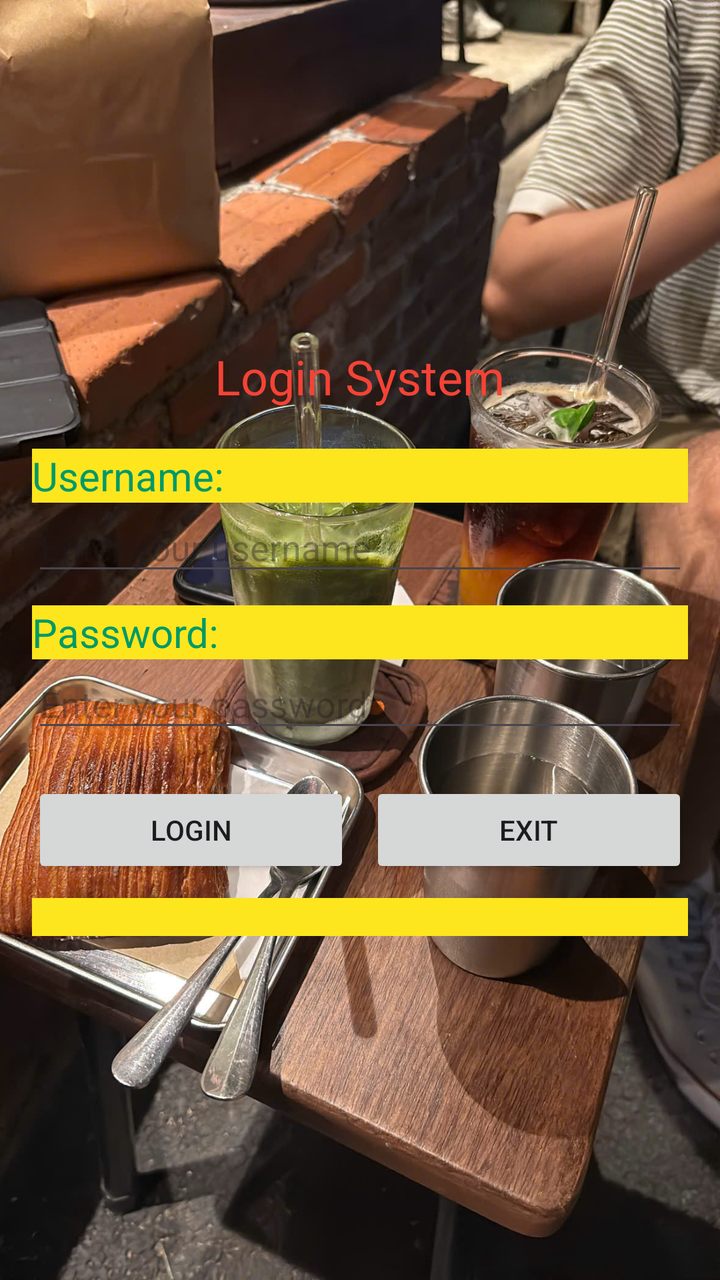
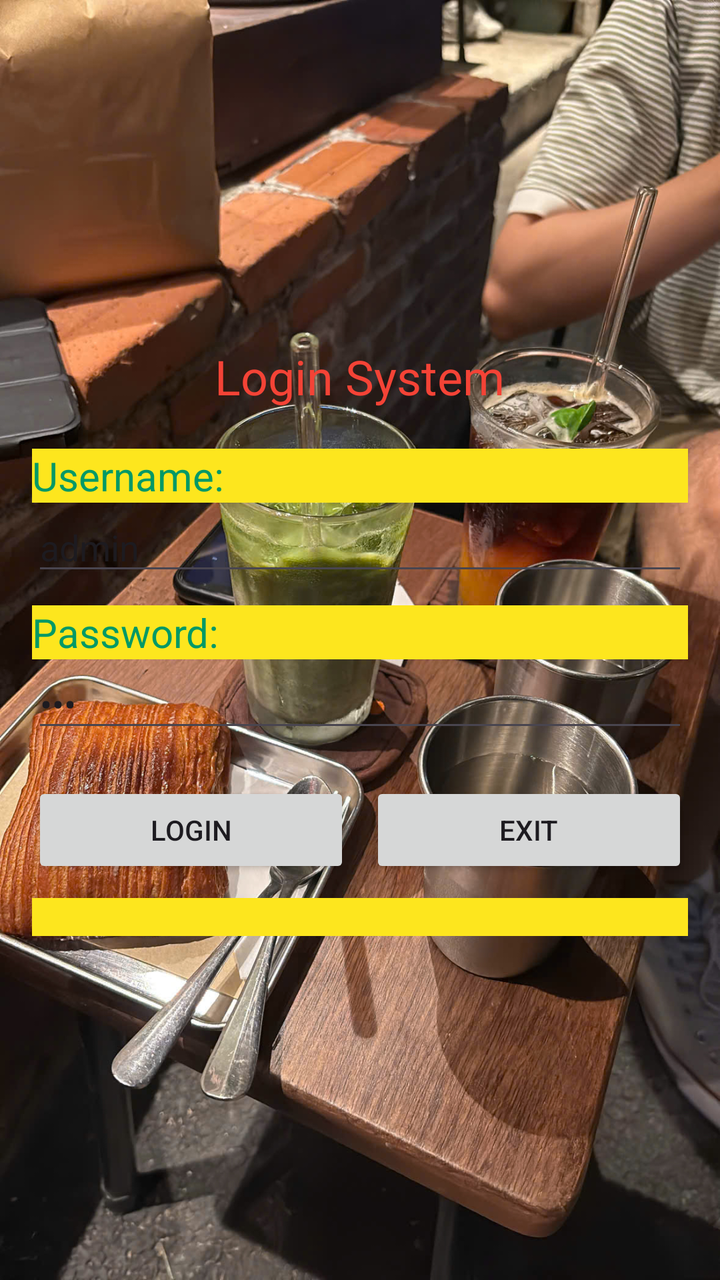

Screens rendered from an Android XML layout before and after an edit, with the pre-edit source and the edit as a unified diff.
<!-- AndroidManifest.xml: application theme Theme.K234112EApp -->
<!-- res/layout/activity_login.xml -->
<?xml version="1.0" encoding="utf-8"?>
<LinearLayout xmlns:android="http://schemas.android.com/apk/res/android"
    xmlns:app="http://schemas.android.com/apk/res-auto"
    xmlns:tools="http://schemas.android.com/tools"
    android:id="@+id/main"
    android:layout_width="match_parent"
    android:layout_height="match_parent"
    android:orientation="vertical"
    android:gravity="center"
    android:padding="16dp"
    android:background="@drawable/bg"
    tools:context=".LoginActivity">

    <TextView
        android:id="@+id/textView2"
        android:layout_width="wrap_content"
        android:layout_height="wrap_content"
        android:layout_gravity="center_horizontal"
        android:text="@string/str_login_system"
        android:textColor="@color/red"
        android:textSize="24sp"
        android:layout_marginBottom="20dp" />

    <TextView
        android:id="@+id/textView3"
        android:layout_width="match_parent"
        android:layout_height="wrap_content"
        android:background="@color/yellow"
        android:text="@string/str_username"
        android:textColor="@color/blue"
        android:textSize="20sp" />

    <EditText
        android:id="@+id/edtUserName"
        android:layout_width="match_parent"
        android:layout_height="wrap_content"
        android:ems="10"
        android:hint="@string/str_hint_username"
        android:inputType="text"
        android:layout_marginBottom="10dp" />

    <TextView
        android:id="@+id/textView4"
        android:layout_width="match_parent"
        android:layout_height="wrap_content"
        android:background="@color/yellow"
        android:text="@string/str_password"
        android:textColor="@color/blue"
        android:textSize="20sp" />

    <EditText
        android:id="@+id/edtPassword"
        android:layout_width="match_parent"
        android:layout_height="wrap_content"
        android:ems="10"
        android:hint="@string/str_hint_password"
        android:inputType="textPassword"
        android:layout_marginBottom="20dp" />

    <LinearLayout
        android:layout_width="match_parent"
        android:layout_height="wrap_content"
        android:orientation="horizontal"
        android:gravity="center">

        <Button
            android:onClick="loginSystem"
            android:id="@+id/btnLogin"
            android:layout_width="0dp"
            android:layout_height="wrap_content"
            android:layout_weight="1"
            android:text="@string/str_login"
            android:layout_marginEnd="5dp" />

        <Button
            android:onClick="exitSystem"
            android:id="@+id/btnExit"
            android:layout_width="0dp"
            android:layout_height="wrap_content"
            android:layout_weight="1"
            android:text="@string/str_exit"
            android:layout_marginStart="5dp" />
    </LinearLayout>

    <TextView
        android:id="@+id/txtMessage"
        android:layout_width="match_parent"
        android:layout_height="wrap_content"
        android:layout_marginTop="10dp"
        android:textAlignment="center"
        android:background="@color/yellow" />

</LinearLayout>
<!-- resources referenced by this layout -->
<resources>
  <color name="blue">#009966</color>
  <color name="red">#f44336</color>
  <color name="yellow">#fde61e</color>
  <!-- drawable bg: jpg bitmap (drawable, 512864 bytes) -->
  <string name="str_exit">Exit</string>
  <string name="str_hint_password">Enter your password:</string>
  <string name="str_hint_username">Enter your username</string>
  <string name="str_login">Login</string>
  <string name="str_login_system">Login System</string>
  <string name="str_password">Password:</string>
  <string name="str_username">Username:</string>
  <style name="Theme.K234112EApp" parent="Base.Theme.K234112EApp" />
  <style name="Base.Theme.K234112EApp" parent="Theme.Material3.DayNight.NoActionBar">
          
          
      </style>
</resources>

<!-- the commit's change to res/layout/activity_login.xml (unified diff, before → after) -->
@@ -31,6 +31,7 @@
         android:textSize="20sp" />
 
     <EditText
+        android:text="admin"
         android:id="@+id/edtUserName"
         android:layout_width="match_parent"
         android:layout_height="wrap_content"
@@ -49,6 +50,7 @@
         android:textSize="20sp" />
 
     <EditText
+        android:text="123"
         android:id="@+id/edtPassword"
         android:layout_width="match_parent"
         android:layout_height="wrap_content"
